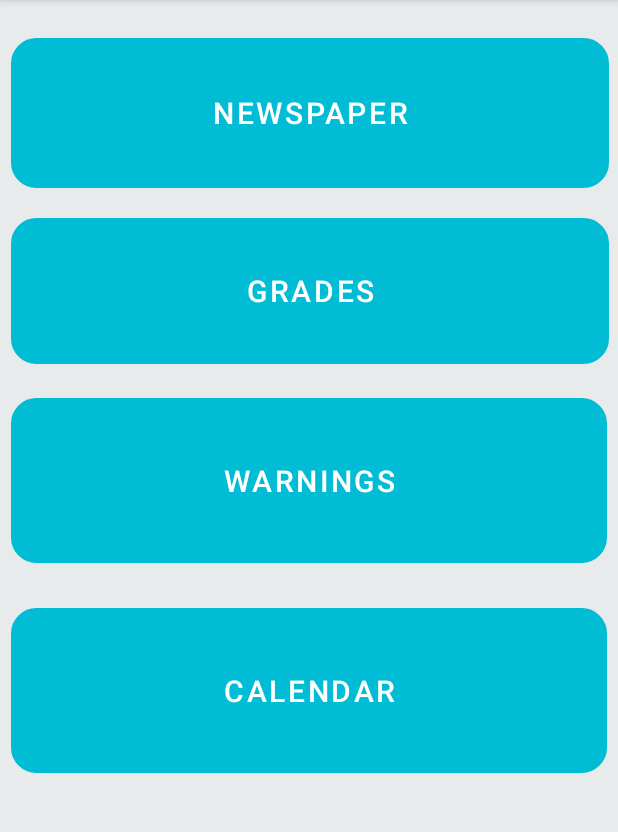
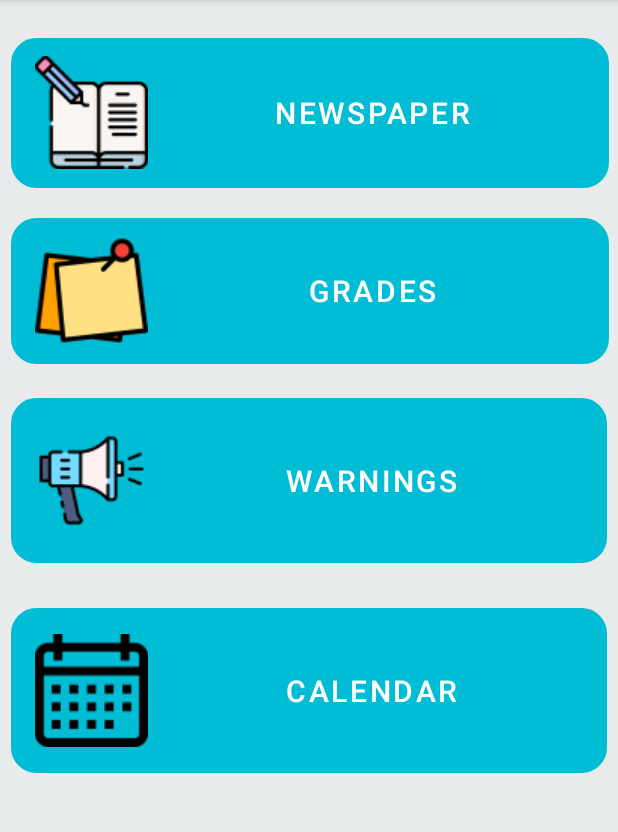
Before and after one commit to JonMarcos21/AgenDaily, an Android app: the Menu screen opened directly, with no data from a screen before it, on a phone screen of 412 x 824 dp, the part 84-916 px from its top. Run offline under Robolectric (Android 15) with nearby library versions, the phone set to English and light mode, and no system bars.

Commit message:
Diseño 2

```diff
--- a/app/src/main/res/layout/activity_menu.xml
+++ b/app/src/main/res/layout/activity_menu.xml
@@ -4,8 +4,66 @@
     xmlns:tools="http://schemas.android.com/tools"
     android:layout_width="match_parent"
     android:layout_height="match_parent"
-    tools:context=".Menu"
     android:background="@color/gris">
+    <!--
+    app:cardCornerRadius="10dp"
+    app:cardElevation="3dp"
+    android:background="@color/gris"
+    app:cardUseCompatPadding="true"
+    -->
+
+
+    <!--
+    <LinearLayout
+        android:layout_width="match_parent"
+        android:layout_height="match_parent"
+        android:animateLayoutChanges="true"
+        android:background="@color/gris"
+        android:orientation="vertical">
+
+        <RelativeLayout
+            android:id="@+id/rvColor"
+            android:layout_width="match_parent"
+            android:layout_height="match_parent"
+            android:background="@color/azul_claro"
+            android:onClick="diario"
+            android:orientation="horizontal"
+            android:padding="40dp">
+
+
+            <ImageView
+                android:id="@+id/iconImageView"
+                android:layout_width="wrap_content"
+                android:layout_height="57dp"
+                android:layout_alignParentStart="true"
+                android:layout_alignParentTop="true"
+                android:layout_alignParentEnd="true"
+                android:layout_marginStart="20dp"
+                android:layout_marginTop="10dp"
+                android:layout_marginEnd="204dp"
+                android:contentDescription="@string/Diario"
+                tools:srcCompat="@drawable/diario" />
+
+            <TextView
+                android:id="@+id/minijuego"
+                android:layout_width="146dp"
+                android:layout_height="wrap_content"
+                android:layout_alignParentStart="true"
+                android:layout_alignParentTop="true"
+                android:layout_alignParentEnd="true"
+                android:layout_marginStart="133dp"
+                android:layout_marginTop="20dp"
+                android:layout_marginEnd="80dp"
+                android:text="@string/Diario"
+                android:textAlignment="center"
+                android:textColor="#000000"
+                android:textSize="24sp" />
+
+
+        </RelativeLayout>
+    </LinearLayout>
+
+-->
 
     <Button
         android:id="@+id/btnDiario"
@@ -18,6 +76,8 @@
         android:layout_marginTop="25dp"
         android:layout_marginEnd="6dp"
         android:background="@drawable/button_rounder"
+        android:drawableLeft="@drawable/diariologo"
+        android:onClick="diario"
         android:text="@string/Diario"
         android:textSize="20dp" />
 
@@ -33,6 +93,8 @@
         android:layout_marginEnd="6dp"
         android:layout_marginBottom="77dp"
         android:background="@drawable/button_rounder"
+        android:drawableLeft="@drawable/publicalo"
+        android:onClick="notas"
         android:text="@string/Notas"
         android:textSize="20dp" />
 
@@ -48,6 +110,8 @@
         android:layout_marginEnd="7dp"
         android:layout_marginBottom="77dp"
         android:background="@drawable/button_rounder"
+        android:drawableLeft="@drawable/megafono"
+        android:onClick="avisos"
         android:text="@string/avisos"
         android:textSize="20dp" />
 
@@ -63,6 +127,9 @@
         android:layout_marginEnd="7dp"
         android:layout_marginBottom="77dp"
         android:background="@drawable/button_rounder"
+        android:drawableLeft="@drawable/calendario"
+        android:onClick="calendario"
         android:text="@string/calendario"
         android:textSize="20dp" />
+
 </RelativeLayout>
--- a/app/src/main/res/values/strings.xml
+++ b/app/src/main/res/values/strings.xml
@@ -13,6 +13,12 @@
     <string name="Notas">Grades</string>
     <string name="avisos">Warnings</string>
     <string name="calendario">Calendar</string>
+    <string name="volver">Back</string>
+    <string name="info">information</string>
+    <string name="borrar_cuenta">Delete account</string>
+    <string name="log_out">Log out</string>
+    <string name="hacerse_premium">go premium</string>
+    <string name="perfil">Profile</string>
     <!-- Strings used for fragments for navigation -->
 
 </resources>
```
Also changed, not shown: app/src/main/java/com/example/agendaily2/Avisos.java (+7 -0 lines), app/src/main/java/com/example/agendaily2/Menu.java (+31 -0 lines), app/src/main/res/menu/menu_ayuda.xml (added, +17 -0 lines), app/src/main/res/menu/menu_perfil.xml (added, +15 -0 lines), app/src/main/res/menu/menu_principal.xml (added, +16 -0 lines), app/src/main/res/drawable/calendario.png (added), app/src/main/res/drawable/diario.png (added), app/src/main/res/drawable/diariologo.png (added), app/src/main/res/drawable/login.png (added), app/src/main/res/drawable/megafono.png (added), app/src/main/res/drawable/publicalo.png (added), 1 other file.
